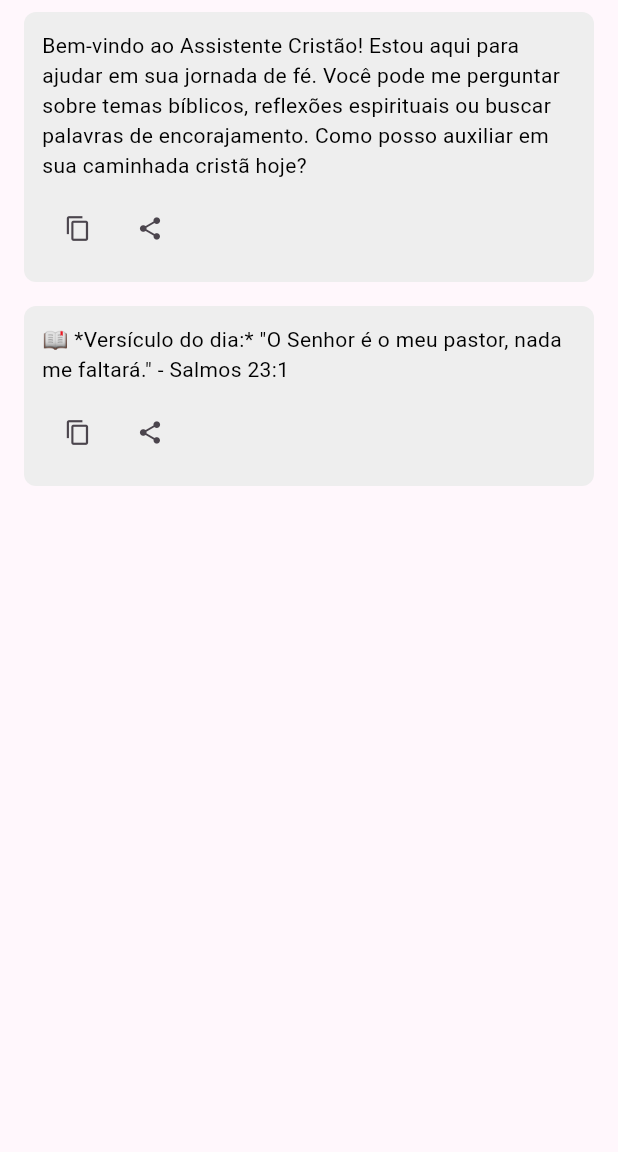
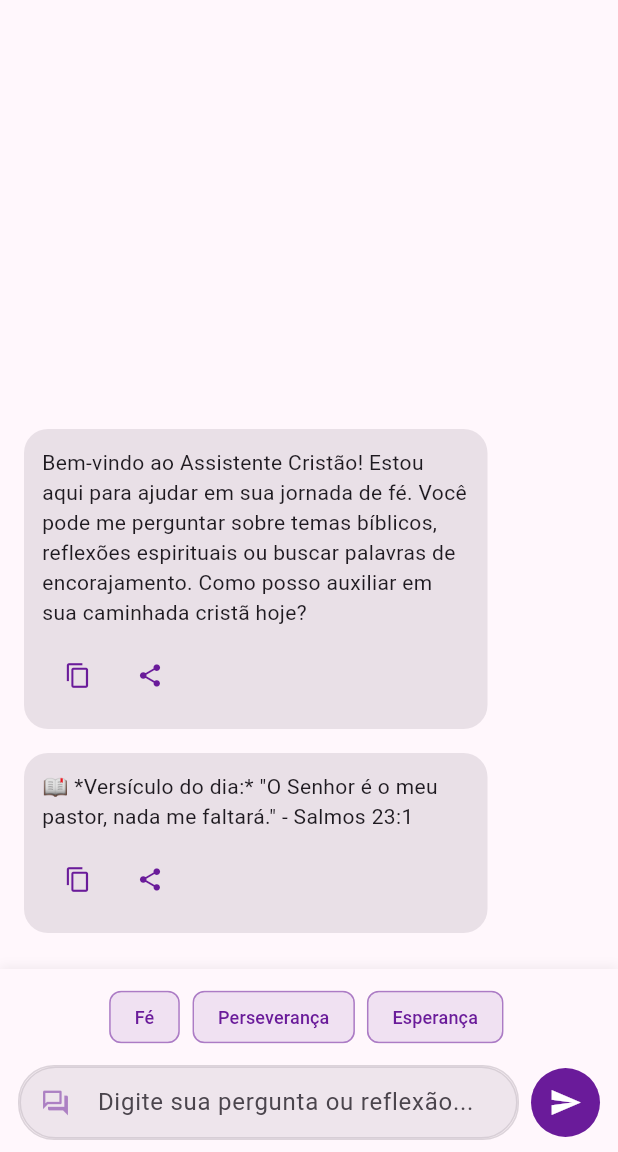
Before and after one commit to ViniciusKoiti/ChatApp, a Flutter app: the _ChatScreenContent screen opened directly, after a tap on the "content copy" icon, on a phone screen of 412 x 824 dp, the part 84-1236 px from its top. Run offline on Flutter 3.47's test engine with Material 3 defaults, Android fonts, the phone set to English and light mode, and no system bars; our stand-ins replace dio, share_plus, shared_preferences; accounts and stored records are empty; network calls fail.

Commit message:
Adicionando feature de chat com stream

```diff
--- a/lib/chat/chatApp.dart
+++ b/lib/chat/chatApp.dart
@@ -3,7 +3,7 @@ import 'package:jesusapp/chat/chatScreen.dart';
 import 'package:jesusapp/theme/theme_provider.dart';
 import 'package:provider/provider.dart';
 import 'package:jesusapp/screens/christian_home_screen.dart';
-import 'package:jesusapp/service/authMockService.dart';
+import 'package:jesusapp/services/mock/authMockService.dart';
 import 'package:jesusapp/theme/app_flavor.dart';
 
 class ChatApp extends StatelessWidget {
--- a/lib/chat/chatScreen.dart
+++ b/lib/chat/chatScreen.dart
@@ -1,5 +1,6 @@
 import 'package:flutter/material.dart';
 import 'package:jesusapp/chat/chatController.dart';
+import 'package:jesusapp/components/message_input.dart';
 import 'package:provider/provider.dart';
 import 'package:jesusapp/theme/theme_provider.dart';
 import 'package:jesusapp/services/api/interfaces/i_api_service.dart';
@@ -13,14 +14,13 @@ class ChatScreen extends StatelessWidget {
     // Obter as dependências necessárias
     final themeProvider = Provider.of<ThemeProvider>(context);
     final apiService = Provider.of<IApiService>(context);
-
     final verseService = Provider.of<IVerseService>(context, listen: false);
 
     return ChangeNotifierProvider(
       create: (context) => ChatController(
         apiService: apiService,
         themeProvider: themeProvider,
-        context: context,
+        verseService: verseService,
       ),
       child: _ChatScreenContent(),
     );
@@ -30,8 +30,9 @@ class ChatScreen extends StatelessWidget {
 class _ChatScreenContent extends StatelessWidget {
   @override
   Widget build(BuildContext context) {
-    final controller = Provider.of<ChatController>(context);
-
+    // Aqui usamos Consumer apenas para ouvir isLoading e messages.length
+    return Consumer<ChatController>(
+      builder: (context, controller, _) {
         return Scaffold(
           appBar: AppBar(
             title: const Text('Assistente Cristão'),
@@ -43,18 +44,50 @@ class _ChatScreenContent extends StatelessWidget {
                     ? const Center(child: CircularProgressIndicator())
                     : ListView.builder(
                         itemCount: controller.messages.length,
+                        padding: const EdgeInsets.all(16),
+                        reverse: true, // Mostra mensagens mais recentes embaixo
                         itemBuilder: (context, index) {
-                      final message = controller.messages[index];
+                          final messageIndex = controller.messages.length - 1 - index;
+                          // Usamos Consumer para cada mensagem individual
+                          return _MessageConsumerWidget(messageIndex: messageIndex);
+                        },
+                      ),
+              ),
+              MessageInput(
+                onSendMessage: (text) {
+                  controller.sendMessage(text);
+                },
+              ),
+            ],
+          ),
+        );
+      }
+    );
+  }
+}
+
+// Widget que usa Consumer especificamente para uma mensagem
+class _MessageConsumerWidget extends StatelessWidget {
+  final int messageIndex;
+
+  const _MessageConsumerWidget({
+    required this.messageIndex,
+  });
+
+  @override
+  Widget build(BuildContext context) {
+    // Consumer que observa APENAS as mudanças na mensagem específica
+    return Consumer<ChatController>(
+      builder: (context, controller, _) {
+        final message = controller.messages[messageIndex];
+
+        // Usar uma chave única para garantir reconstrução quando o conteúdo mudar
         return _MessageWidget(
+          key: ValueKey('message_${messageIndex}_${message['text'].hashCode}'),
           message: message,
           controller: controller,
         );
       },
-                  ),
-          ),
-          // Outras partes da interface (entrada de texto, botões, etc.)
-        ],
-      ),
     );
   }
 }
@@ -64,23 +97,29 @@ class _MessageWidget extends StatelessWidget {
   final ChatController controller;
 
   const _MessageWidget({
+    Key? key,
     required this.message,
     required this.controller,
-  });
+  }) : super(key: key);
 
   @override
   Widget build(BuildContext context) {
     final isUser = message['role'] == 'user';
 
     return Padding(
-      padding: const EdgeInsets.symmetric(vertical: 8.0, horizontal: 16.0),
+      padding: const EdgeInsets.symmetric(vertical: 8.0),
       child: Align(
         alignment: isUser ? Alignment.centerRight : Alignment.centerLeft,
         child: Container(
+          constraints: BoxConstraints(
+            maxWidth: MediaQuery.of(context).size.width * 0.75,
+          ),
           padding: const EdgeInsets.all(12.0),
           decoration: BoxDecoration(
-            color: isUser ? Theme.of(context).primaryColor : Colors.grey[200],
-            borderRadius: BorderRadius.circular(8.0),
+            color: isUser
+                ? Theme.of(context).colorScheme.primary
+                : Theme.of(context).colorScheme.surfaceContainerHighest,
+            borderRadius: BorderRadius.circular(16.0),
           ),
           child: Column(
             crossAxisAlignment: CrossAxisAlignment.start,
@@ -88,7 +127,9 @@ class _MessageWidget extends StatelessWidget {
               Text(
                 message['text'] ?? '',
                 style: TextStyle(
-                  color: isUser ? Colors.white : Colors.black,
+                  color: isUser
+                      ? Theme.of(context).colorScheme.onPrimary
+                      : Theme.of(context).colorScheme.onSurface,
                 ),
               ),
               if (!isUser) ...[
@@ -97,13 +138,21 @@ class _MessageWidget extends StatelessWidget {
                   mainAxisSize: MainAxisSize.min,
                   children: [
                     IconButton(
-                      icon: const Icon(Icons.copy, size: 18),
+                      icon: Icon(
+                        Icons.copy,
+                        size: 18,
+                        color: Theme.of(context).colorScheme.primary,
+                      ),
                       onPressed: () =>
                           controller.copyResponseToClipboard(message),
                       tooltip: 'Copiar',
                     ),
                     IconButton(
-                      icon: const Icon(Icons.share, size: 18),
+                      icon: Icon(
+                        Icons.share,
+                        size: 18,
+                        color: Theme.of(context).colorScheme.primary,
+                      ),
                       onPressed: () => controller.shareResponse(message),
                       tooltip: 'Compartilhar',
                     ),
--- a/lib/main.dart
+++ b/lib/main.dart
@@ -1,13 +1,15 @@
 import 'package:flutter/material.dart';
 import 'package:jesusapp/chat/chatController.dart';
-import 'package:jesusapp/service/mockAiService.dart';
-import 'package:jesusapp/service/authMockService.dart';
+import 'package:jesusapp/services/mock/mockAiService.dart';
+import 'package:jesusapp/services/mock/authMockService.dart';
 import 'package:jesusapp/services/api/chat-llm/api_verse_service.dart';
+import 'package:jesusapp/services/api/api_service.dart';
 import 'package:jesusapp/theme/theme_provider.dart';
 import 'package:provider/provider.dart';
 import 'package:jesusapp/screens/login_screen.dart';
 import 'package:shared_preferences/shared_preferences.dart';
 import 'package:jesusapp/services/api/interfaces/i_verse_service.dart';
+import 'package:jesusapp/services/api/interfaces/i_api_service.dart';
 import 'package:jesusapp/services/api/mock/mock_verse_service.dart';
 import 'package:jesusapp/services/api/mock/mock_prayer_service.dart';
 
@@ -34,12 +36,10 @@ void main() async {
   runApp(
     MultiProvider(
       providers: [
-        // ThemeProvider deve vir primeiro, pois outros providers dependem dele
         ChangeNotifierProvider.value(
           value: themeProvider,
         ),
 
-        // IVerseService vem em seguida para garantir que esteja disponível para outros providers
         Provider<IVerseService>(
           create: (context) {
             if (useRealApi) {
@@ -50,31 +50,35 @@ void main() async {
           },
         ),
 
-        // Serviço de autenticação
+        Provider<IApiService>(
+          create: (context) {
+            final flavor =
+                themeProvider.getConfig<String>('appType', defaultValue: '');
+            if (useRealApi) {
+              return ApiService(flavor);
+            } else {
+              return MockAiService(initialFlavor: flavor);
+            }
+          },
+        ),
+
         ChangeNotifierProvider(
           create: (_) => AuthMockService(),
         ),
 
-        // ChatController por último, já que depende dos providers anteriores
-        ChangeNotifierProxyProvider<ThemeProvider, ChatController>(
-          // Não use contexto diretamente no construtor
-          create: (context) {
-            final flavor =
-                themeProvider.getConfig<String>('appType', defaultValue: '');
-            return ChatController(
-              apiService: MockAiService(initialFlavor: flavor),
-              themeProvider: themeProvider, context: context,
-
-            );
-          },
-          update: (context, themeProvider, previous) {
-            final flavor =
-                themeProvider.getConfig<String>('appType', defaultValue: '');
+        ChangeNotifierProxyProvider3<ThemeProvider, IVerseService, IApiService,
+            ChatController>(
+          create: (context) => ChatController(
+            apiService: Provider.of<IApiService>(context, listen: false),
+            themeProvider: themeProvider,
+            verseService: Provider.of<IVerseService>(context, listen: false),
+          ),
+          update: (context, themeProvider, verseService, apiService, previous) {
             return previous ??
                 ChatController(
-                  apiService: MockAiService(initialFlavor: flavor),
-                  themeProvider: themeProvider, context: context,
-                  // Remova context do construtor se possível
+                  apiService: apiService,
+                  themeProvider: themeProvider,
+                  verseService: verseService,
                 );
           },
         ),
--- a/lib/screens/base/home_screen_factory.dart
+++ b/lib/screens/base/home_screen_factory.dart
@@ -3,9 +3,7 @@ import 'package:jesusapp/screens/christian_home_screen.dart';
 import 'package:jesusapp/screens/default_home_screen.dart';
 import 'package:jesusapp/theme/app_flavor.dart';
 
-/// Factory para criar a tela inicial apropriada baseada no flavor
 class HomeScreenFactory {
-  /// Cria a tela inicial apropriada baseada no flavor atual
   static Widget createHomeScreen(String flavor) {
     switch (flavor) {
       case AppFlavor.christian:
--- a/lib/screens/christian_home_screen.dart
+++ b/lib/screens/christian_home_screen.dart
@@ -30,7 +30,6 @@ class _ChristianHomeScreenState extends State<ChristianHomeScreen> {
   Future<void> _loadDailyContent() async {
     print('Carregando versículo aleatório...');
     final verseService = Provider.of<IVerseService>(context, listen: false);
-    final prayerService = MockPrayerService();
     try {
       final verse = await verseService.getRandomVerse();
       print('Versículo carregado: ${verse.text}');
--- a/lib/screens/login_screen.dart
+++ b/lib/screens/login_screen.dart
@@ -1,6 +1,6 @@
 import 'package:flutter/material.dart';
 import 'package:provider/provider.dart';
-import 'package:jesusapp/service/authMockService.dart';
+import 'package:jesusapp/services/mock/authMockService.dart';
 import 'package:jesusapp/theme/theme_provider.dart';
 import 'package:jesusapp/components/cross_pattern_painter.dart';
 
--- a/lib/services/api/api_config.dart
+++ b/lib/services/api/api_config.dart
@@ -13,6 +13,7 @@ class ApiConfig {
 
   /// Obtém a URL base apropriada com base no ambiente atual
   static String get baseUrl {
+    return testBaseUrl;
     if (kReleaseMode) {
       return const String.fromEnvironment(
         'API_BASE_URL',
--- a/lib/services/interfaces/i_message_service.dart
+++ b/lib/services/interfaces/i_message_service.dart
@@ -1,14 +1,10 @@
 /// Interface para serviços de mensagens
 abstract class IMessageService {
-  /// Processa uma mensagem e retorna uma resposta
   Future<String> processMessage(String message);
 
-  /// Retorna uma lista de tópicos sugeridos
   Future<List<String>> getSuggestedTopics();
 
-  /// Verifica se uma mensagem é apropriada para o flavor atual
   Future<bool> isMessageAppropriate(String message);
 
-  /// Formata uma mensagem de acordo com o flavor
   String formatMessage(String message);
 }
--- a/lib/service/authMockService.dart
+++ b/lib/services/mock/authMockService.dart
@@ -11,12 +11,10 @@ class AuthMockService with ChangeNotifier {
   bool get isAuthenticated => _isAuthenticated;
   String? get currentAppType => _currentAppType;
 
-  // Construtor que verifica se o usuário já está logado
   AuthMockService() {
     _checkAuthentication();
   }
 
-  // Verifica se o usuário já está autenticado pelo SharedPreferences
   Future<void> _checkAuthentication() async {
     final prefs = await SharedPreferences.getInstance();
     _isAuthenticated = prefs.getBool('isAuthenticated') ?? false;
@@ -24,12 +22,9 @@ class AuthMockService with ChangeNotifier {
     notifyListeners();
   }
 
-  // Método de login com email e senha
   Future<bool> login(String email, String password, {String? appType}) async {
-    // Simulação de delay de rede
     await Future.delayed(const Duration(milliseconds: 800));
 
-    // Verifica se a senha corresponde à senha fixa
     if (password == _fixedPassword) {
       _isAuthenticated = true;
       _currentAppType = appType;
--- a/lib/service/mockAiService.dart
+++ b/lib/services/mock/mockAiService.dart
@@ -64,6 +64,25 @@ class MockAiService implements IApiService {
     }
   }
 
+  @override
+  Stream<String> sendMessageStream({
+    required String message,
+    required String flavor,
+    MessageContext? context,
+  }) async* {
+    final response = _getMockResponse(message);
+
+    final words = response.split(' ');
+
+    for (var i = 0; i < words.length; i++) {
+      final chunk = words[i] + (i < words.length - 1 ? ' ' : '');
+
+      await Future.delayed(const Duration(milliseconds: 100));
+
+      yield chunk;
+    }
+  }
+
   // Método legado (mantido para compatibilidade com código atual)
   /// Envia uma mensagem e retorna a resposta como string
   Future<String> sendMessageLegacy(String message) async {
@@ -89,7 +108,6 @@ class MockAiService implements IApiService {
           context: context,
         );
 
-        // Armazenar mensagens
         _storeMessage(message, true);
         _storeMessage(response.response, false);
 
@@ -103,7 +121,6 @@ class MockAiService implements IApiService {
         return 'Erro ao processar mensagem: ${e.toString()}';
       }
     } else {
-      // Usar resposta mockada em modo offline
       final mockResponse = _getMockResponse(message);
 
       // Armazenar mensagens
```
Also changed, not shown: lib/chat/chatController.dart (+61 -11 lines), lib/services/api/api_service.dart (+70 -4 lines), lib/services/api/interfaces/i_api_service.dart (+14 -0 lines). Lines whose indentation alone changed are shown as unchanged.
